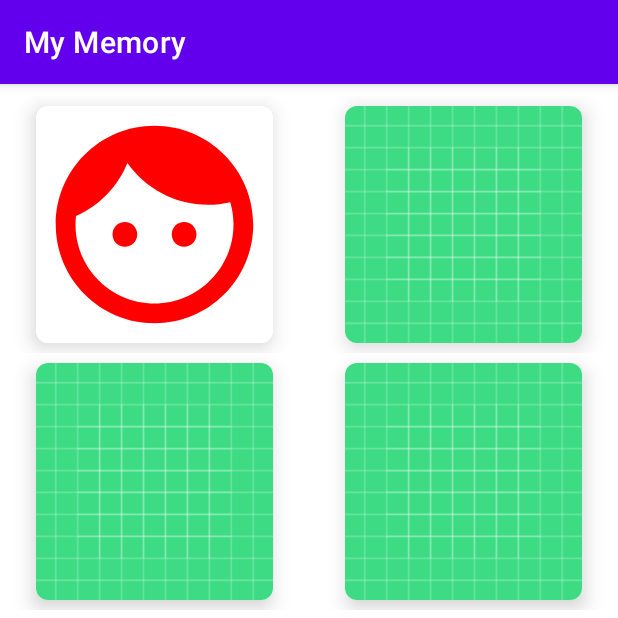
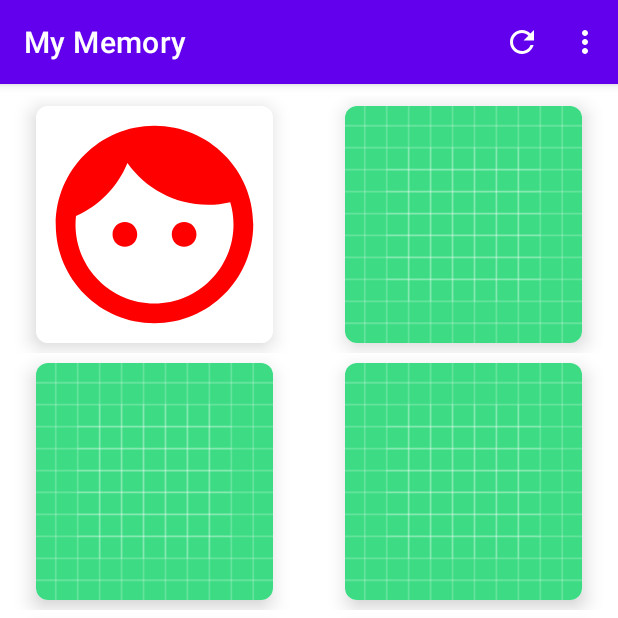
Before and after one commit to kokoichi206/my-memory, an Android app: the screen it shows after launch (MainActivity), after a tap on an icon or button, on a phone screen of 412 x 824 dp, the top half of it. Run offline under Robolectric (Android 15) with nearby library versions, the phone set to English and light mode, and no system bars.

Commit message:
menu options for game control

```diff
--- /dev/null
+++ b/app/src/main/res/drawable/ic_refresh.xml
@@ -0,0 +1,5 @@
+<vector android:height="24dp" android:tint="#FFF"
+    android:viewportHeight="24" android:viewportWidth="24"
+    android:width="24dp" xmlns:android="http://schemas.android.com/apk/res/android">
+    <path android:fillColor="@android:color/white" android:pathData="M17.65,6.35C16.2,4.9 14.21,4 12,4c-4.42,0 -7.99,3.58 -7.99,8s3.57,8 7.99,8c3.73,0 6.84,-2.55 7.73,-6h-2.08c-0.82,2.33 -3.04,4 -5.65,4 -3.31,0 -6,-2.69 -6,-6s2.69,-6 6,-6c1.66,0 3.14,0.69 4.22,1.78L13,11h7V4l-2.35,2.35z"/>
+</vector>
--- /dev/null
+++ b/app/src/main/res/menu/menu_main.xml
@@ -0,0 +1,14 @@
+<?xml version="1.0" encoding="utf-8"?>
+<menu xmlns:app="http://schemas.android.com/apk/res-auto"
+    xmlns:android="http://schemas.android.com/apk/res/android">
+
+    <item
+        android:id="@+id/mi_refresh"
+        android:icon="@drawable/ic_refresh"
+        android:title="Refresh"
+        app:showAsAction="always" />
+    <item
+        android:id="@+id/mi_new_size"
+        android:title="Choose new size"
+        app:showAsAction="never" />
+</menu>
```
Also changed, not shown: app/src/main/java/io/kokoichi/sample/mymemory/MainActivity.kt (+87 -0 lines), app/src/main/res/layout/dialog_board_size.xml (added, +36 -0 lines).
